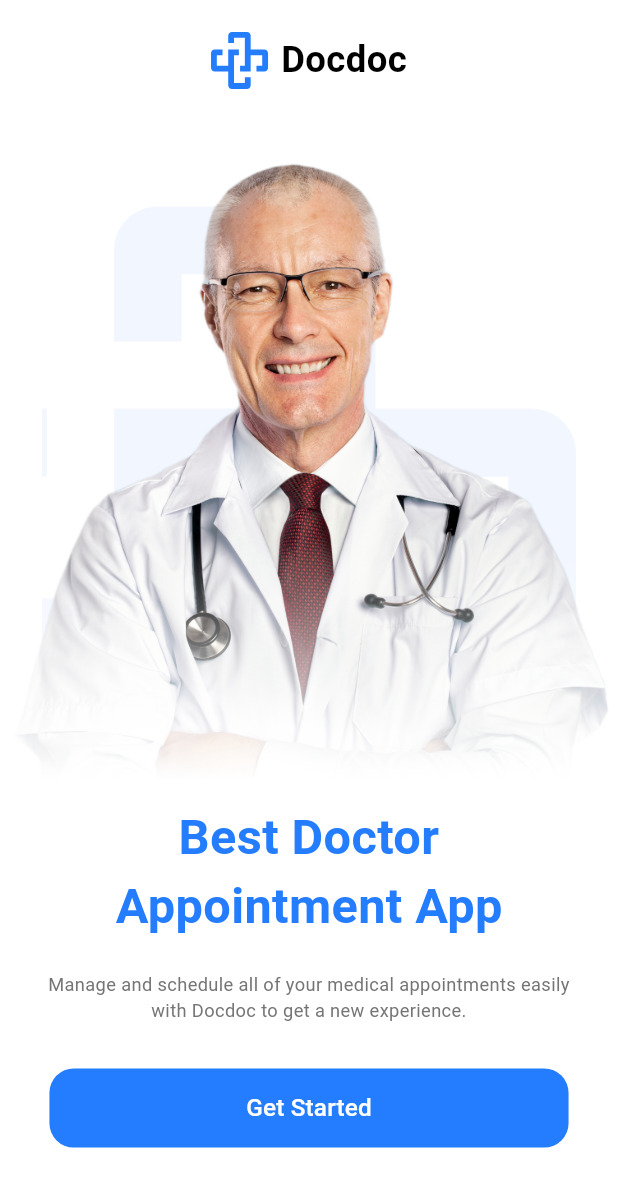
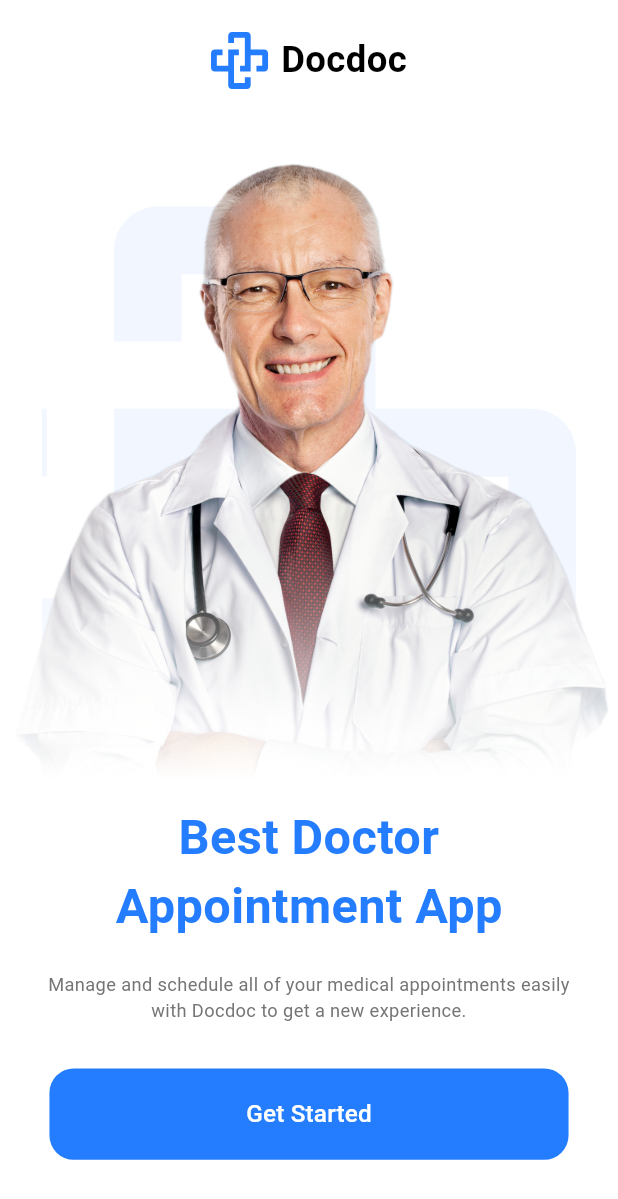
Before and after one commit to aboodsido/appointment_app, a Flutter app: the screen it shows after launch, on a phone screen of 412 x 824 dp. Shown: the top 1199 px of the screen. Run offline on Flutter 3.47's test engine with Material 3 defaults, Android fonts, the phone set to English and light mode, and no system bars; our stand-ins replace flutter_screenutil, flutter_svg.

Commit message:
- done with onboarding screen

```diff
--- a/lib/feature/onboarding/widgets/get_started_button.dart
+++ b/lib/feature/onboarding/widgets/get_started_button.dart
@@ -15,7 +15,7 @@ class GetStartedButton extends StatelessWidget {
       padding: EdgeInsets.symmetric(horizontal: 30.w),
       child: TextButton(
         style: TextButton.styleFrom(
-          minimumSize: Size(double.infinity, 52.h),
+          minimumSize: Size(double.infinity, 60.h),
           backgroundColor: ColorManager.mainBlue,
           shape: RoundedRectangleBorder(
             borderRadius: BorderRadius.circular(16.r),
```
